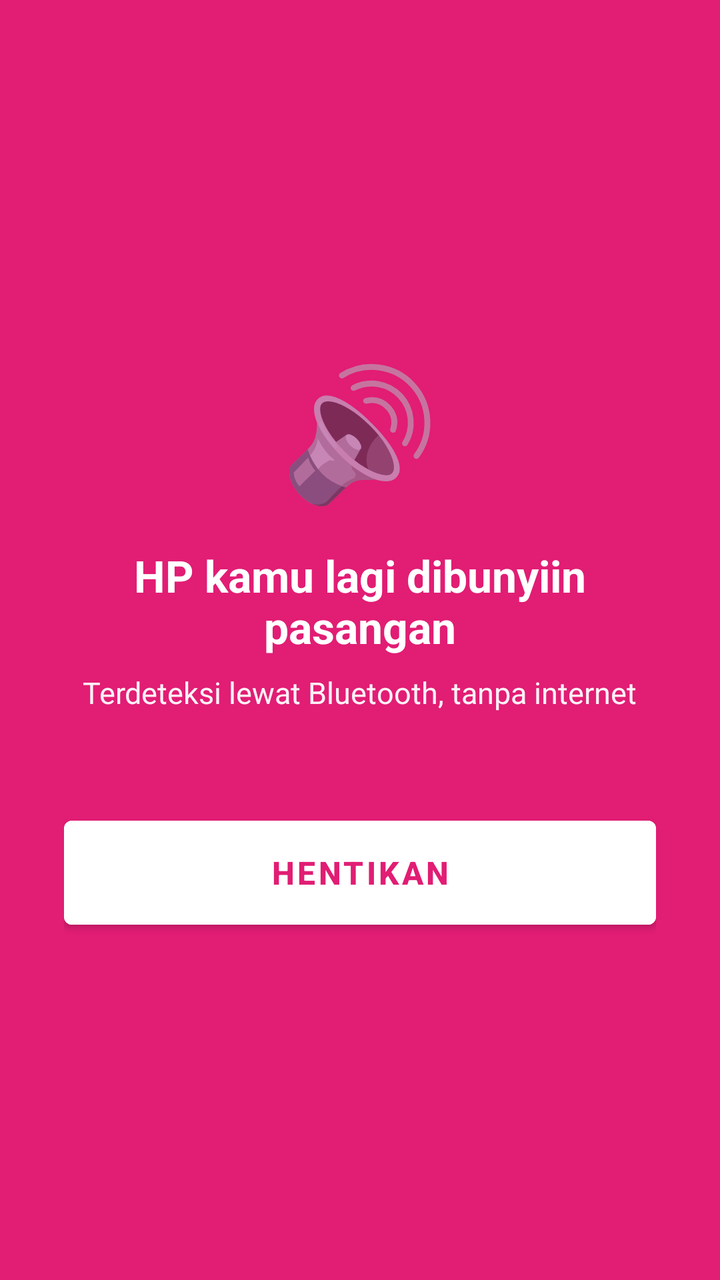
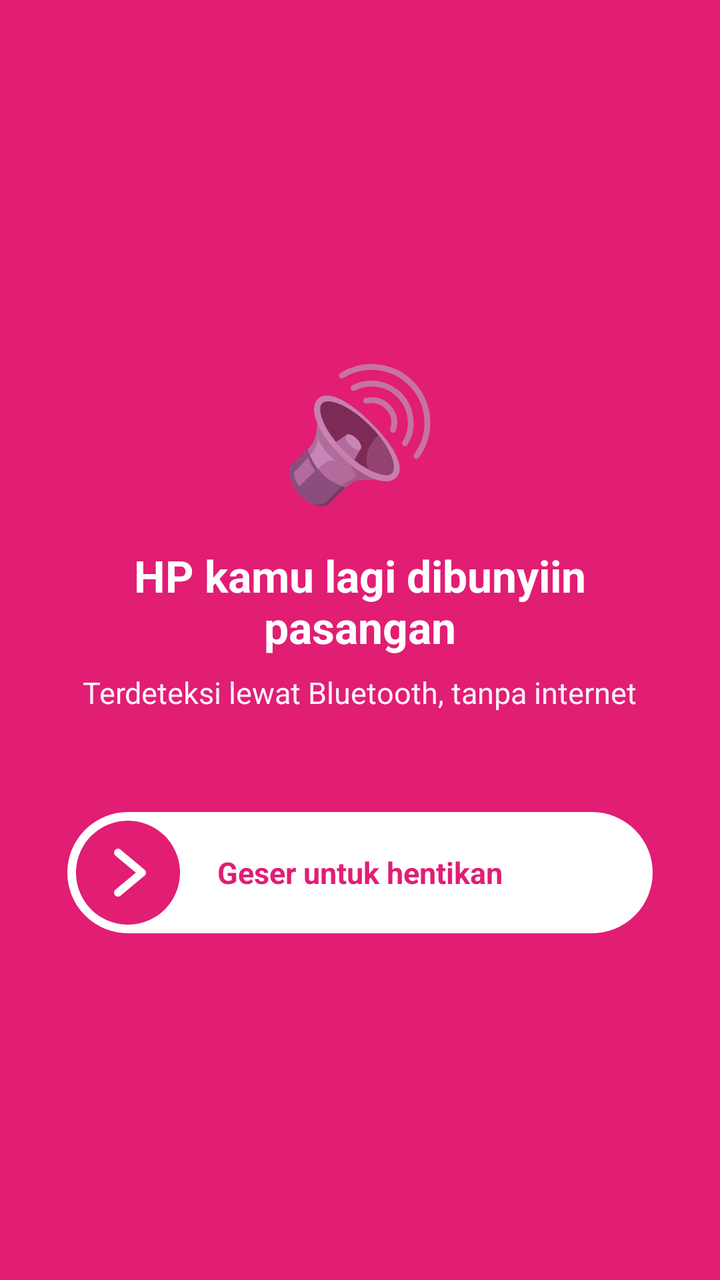

The first picture is an Android layout as it rendered before a commit; the second is the same layout after the commit. The layout source and the unified diff follow.
<!-- AndroidManifest.xml: fallback theme Theme.MaterialComponents.DayNight.NoActionBar -->
<!-- res/layout/activity_ring_alert.xml -->
<?xml version="1.0" encoding="utf-8"?>
<LinearLayout xmlns:android="http://schemas.android.com/apk/res/android"
  android:layout_width="match_parent"
  android:layout_height="match_parent"
  android:orientation="vertical"
  android:gravity="center"
  android:background="#e11d74"
  android:padding="32dp">

  <TextView
    android:id="@+id/ring_alert_icon"
    android:layout_width="wrap_content"
    android:layout_height="wrap_content"
    android:text="🔊"
    android:textSize="64sp"
    android:layout_marginBottom="16dp" />

  <TextView
    android:id="@+id/ring_alert_title"
    android:layout_width="wrap_content"
    android:layout_height="wrap_content"
    android:text="HP kamu lagi dibunyiin pasangan"
    android:textColor="#ffffff"
    android:textSize="22sp"
    android:textStyle="bold"
    android:gravity="center"
    android:layout_marginBottom="8dp" />

  <TextView
    android:id="@+id/ring_alert_subtitle"
    android:layout_width="wrap_content"
    android:layout_height="wrap_content"
    android:text="Terdeteksi lewat Bluetooth, tanpa internet"
    android:textColor="#F0FFFFFF"
    android:textSize="15sp"
    android:gravity="center"
    android:layout_marginBottom="48dp" />

  <Button
    android:id="@+id/ring_alert_stop_button"
    android:layout_width="match_parent"
    android:layout_height="64dp"
    android:text="Hentikan"
    android:textColor="#e11d74"
    android:textStyle="bold"
    android:textSize="16sp"
    android:backgroundTint="#ffffff" />

</LinearLayout>
<!-- resources referenced by this layout -->
<resources>

</resources>

<!-- the commit's change to res/layout/activity_ring_alert.xml (unified diff, before → after) -->
@@ -1,5 +1,6 @@
 <?xml version="1.0" encoding="utf-8"?>
 <LinearLayout xmlns:android="http://schemas.android.com/apk/res/android"
+  android:id="@+id/ring_alert_root"
   android:layout_width="match_parent"
   android:layout_height="match_parent"
   android:orientation="vertical"
@@ -36,14 +37,39 @@
     android:gravity="center"
     android:layout_marginBottom="48dp" />
 
-  <Button
-    android:id="@+id/ring_alert_stop_button"
+  
+  <FrameLayout
+    android:id="@+id/ring_alert_swipe_container"
     android:layout_width="match_parent"
-    android:layout_height="64dp"
-    android:text="Hentikan"
-    android:textColor="#e11d74"
-    android:textStyle="bold"
-    android:textSize="16sp"
-    android:backgroundTint="#ffffff" />
+    android:layout_height="64dp">
+
+    <View
+      android:layout_width="match_parent"
+      android:layout_height="match_parent"
+      android:background="@drawable/battery_alert_track_bg" />
+
+    <TextView
+      android:id="@+id/ring_alert_swipe_label"
+      android:layout_width="wrap_content"
+      android:layout_height="wrap_content"
+      android:layout_gravity="center"
+      android:text="Geser untuk hentikan"
+      android:textColor="#e11d74"
+      android:textSize="15sp"
+      android:textStyle="bold" />
+
+    <SeekBar
+      android:id="@+id/ring_alert_dismiss_seekbar"
+      android:layout_width="match_parent"
+      android:layout_height="match_parent"
+      android:max="100"
+      android:progress="0"
+      android:progressDrawable="@android:color/transparent"
+      android:splitTrack="false"
+      android:thumb="@drawable/battery_alert_thumb"
+      android:paddingStart="32dp"
+      android:paddingEnd="32dp" />
+
+  </FrameLayout>
 
 </LinearLayout>
<!-- resource entries referenced after the edit -->
@@ -1,5 +1,31 @@
 <!-- resources referenced by this layout -->
 <resources>
-
+  <!-- drawable battery_alert_thumb (drawable) -->
+  <?xml version="1.0" encoding="utf-8"?>
+  <vector xmlns:android="http://schemas.android.com/apk/res/android"
+      android:width="56dp"
+      android:height="56dp"
+      android:viewportWidth="56"
+      android:viewportHeight="56">
+    
+    <path
+        android:fillColor="#e11d74"
+        android:pathData="M28,2 A26,26 0 1,1 27.99,2 Z" />
+    
+    <path
+        android:strokeColor="#ffffff"
+        android:strokeWidth="4"
+        android:strokeLineCap="round"
+        android:strokeLineJoin="round"
+        android:fillColor="#00000000"
+        android:pathData="M23,18 L35,28 L23,38" />
+  </vector>
+  <!-- drawable battery_alert_track_bg (drawable) -->
+  <?xml version="1.0" encoding="utf-8"?>
+  <shape xmlns:android="http://schemas.android.com/apk/res/android" android:shape="rectangle">
+    <solid android:color="#ffffff" />
+    <stroke android:width="1.5dp" android:color="#e11d74" />
+    <corners android:radius="32dp" />
+  </shape>
 </resources>
 
